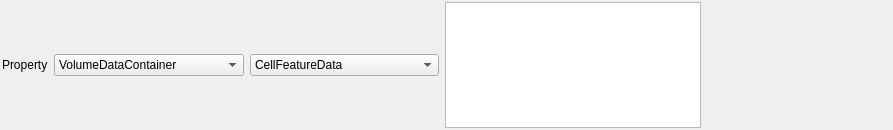
Before: the Qt Designer form Source/DREAM3DWidgetsLib/FilterParameterWidgets/UI_Files/MultiDataArraySelectionWidget.ui in BlueQuartzSoftware/DREAM3D, drawn with Qt 5.
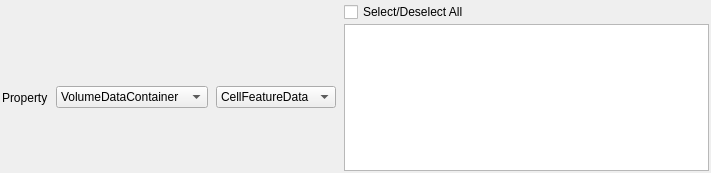
After: the same form once the commit is applied.

Commit message:
Turned on tristate feature for the Select All/Deselect All checkbox, so that we can see when some arrays are checked but not all.
updates #218.

What changed in the file:
```diff
--- a/Source/DREAM3DWidgetsLib/FilterParameterWidgets/UI_Files/MultiDataArraySelectionWidget.ui
+++ b/Source/DREAM3DWidgetsLib/FilterParameterWidgets/UI_Files/MultiDataArraySelectionWidget.ui
@@ -6,11 +6,11 @@
    <rect>
     <x>0</x>
     <y>0</y>
-    <width>893</width>
-    <height>130</height>
+    <width>711</width>
+    <height>173</height>
    </rect>
   </property>
-  <layout class="QHBoxLayout" name="horizontalLayout">
+  <layout class="QGridLayout" name="gridLayout">
    <property name="leftMargin">
     <number>2</number>
    </property>
@@ -23,23 +23,16 @@
    <property name="bottomMargin">
     <number>2</number>
    </property>
-   <item>
-    <widget class="QLabel" name="label">
-     <property name="sizePolicy">
-      <sizepolicy hsizetype="Preferred" vsizetype="Preferred">
-       <horstretch>0</horstretch>
-       <verstretch>0</verstretch>
-      </sizepolicy>
-     </property>
-     <property name="text">
-      <string>Property</string>
-     </property>
-    </widget>
-   </item>
-   <item>
+   <property name="horizontalSpacing">
+    <number>8</number>
+   </property>
+   <property name="verticalSpacing">
+    <number>2</number>
+   </property>
+   <item row="1" column="2">
     <widget class="QComboBox" name="dataContainerList">
      <property name="sizePolicy">
-      <sizepolicy hsizetype="MinimumExpanding" vsizetype="Maximum">
+      <sizepolicy hsizetype="Preferred" vsizetype="Maximum">
        <horstretch>0</horstretch>
        <verstretch>0</verstretch>
       </sizepolicy>
@@ -54,43 +47,53 @@
      </item>
     </widget>
    </item>
-   <item>
-    <widget class="QComboBox" name="attributeMatrixList">
-     <property name="sizePolicy">
-      <sizepolicy hsizetype="MinimumExpanding" vsizetype="Maximum">
-       <horstretch>0</horstretch>
-       <verstretch>0</verstretch>
-      </sizepolicy>
-     </property>
-     <property name="toolTip">
-      <string>This is the AttributeMatrix selection</string>
-     </property>
-     <item>
-      <property name="text">
-       <string>CellFeatureData</string>
-      </property>
-     </item>
-    </widget>
-   </item>
-   <item>
+   <item row="1" column="4">
     <widget class="QListWidget" name="attributeArraysWidget">
      <property name="editTriggers">
       <set>QAbstractItemView::NoEditTriggers</set>
      </property>
     </widget>
    </item>
-   <item>
-    <spacer name="horizontalSpacer">
-     <property name="orientation">
-      <enum>Qt::Horizontal</enum>
+   <item row="0" column="4">
+    <widget class="QCheckBox" name="selectCheckBox">
+     <property name="text">
+      <string>Select/Deselect All</string>
      </property>
-     <property name="sizeHint" stdset="0">
-      <size>
-       <width>40</width>
-       <height>20</height>
-      </size>
+     <property name="tristate">
+      <bool>true</bool>
      </property>
-    </spacer>
+    </widget>
+   </item>
+   <item row="1" column="0">
+    <widget class="QLabel" name="label">
+     <property name="sizePolicy">
+      <sizepolicy hsizetype="Preferred" vsizetype="Preferred">
+       <horstretch>0</horstretch>
+       <verstretch>0</verstretch>
+      </sizepolicy>
+     </property>
+     <property name="text">
+      <string>Property</string>
+     </property>
+    </widget>
+   </item>
+   <item row="1" column="3">
+    <widget class="QComboBox" name="attributeMatrixList">
+     <property name="sizePolicy">
+      <sizepolicy hsizetype="Preferred" vsizetype="Maximum">
+       <horstretch>0</horstretch>
+       <verstretch>0</verstretch>
+      </sizepolicy>
+     </property>
+     <property name="toolTip">
+      <string>This is the AttributeMatrix selection</string>
+     </property>
+     <item>
+      <property name="text">
+       <string>CellFeatureData</string>
+      </property>
+     </item>
+    </widget>
    </item>
   </layout>
  </widget>
```
The commit also changes 1 other file.
